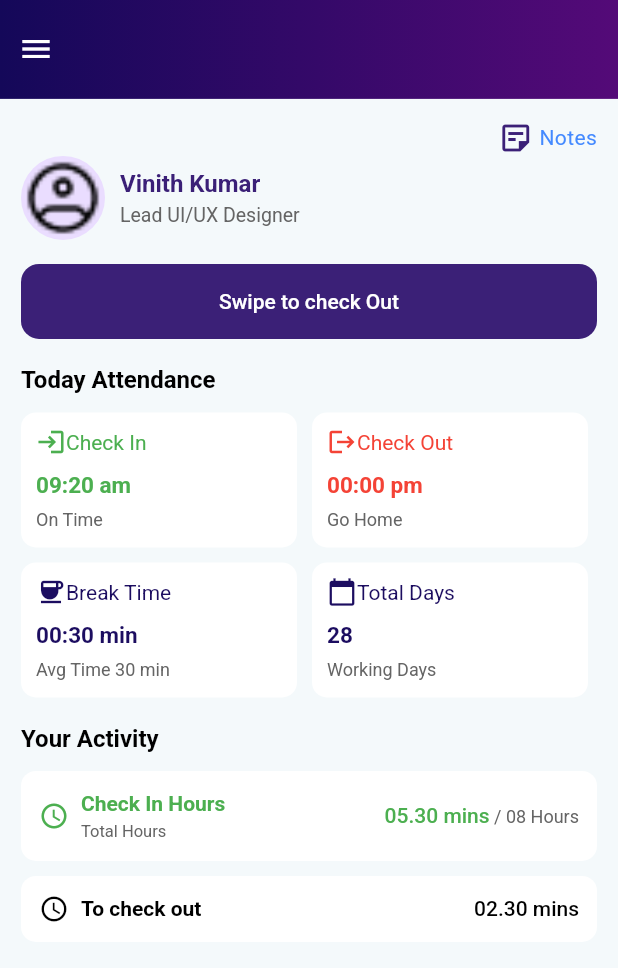
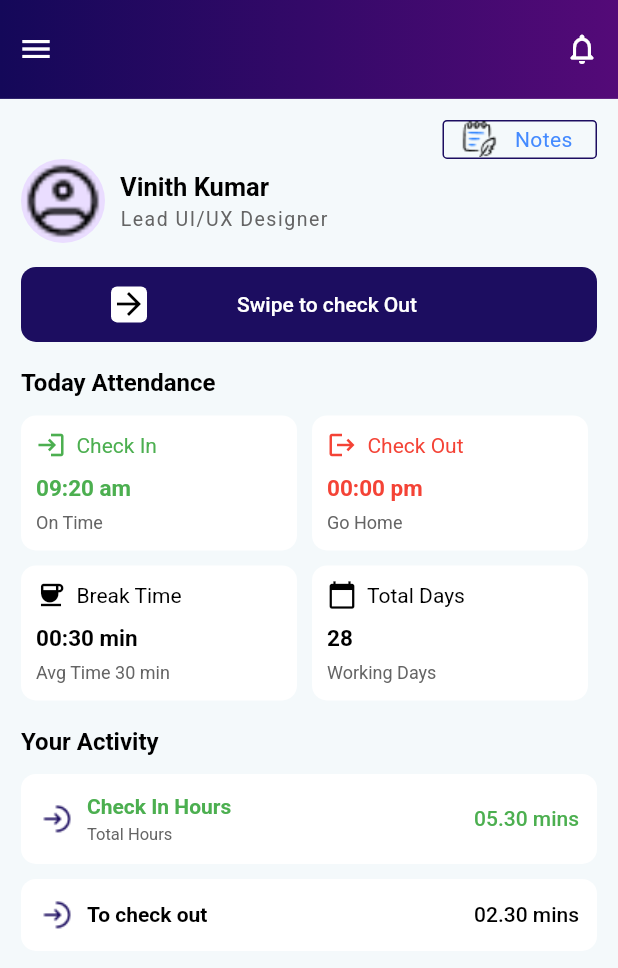
Before and after one commit to Krishnapriyak765/e_pact_app, a Flutter app: the HomeScreen screen opened directly, on a phone screen of 412 x 824 dp. Shown: the top 968 px of the screen. Run offline on Flutter 3.47's test engine with Material 3 defaults, Android fonts, the light colour scheme and no system bars; our stand-ins replace file_picker, get, google_fonts, percent_indicator; missing offline and left inert: syncfusion_flutter_pdfviewer.

Commit message:
aligment in homepage

```diff
--- a/lib/features/employee/announcements/presentation/view_announcement.dart
+++ b/lib/features/employee/announcements/presentation/view_announcement.dart
@@ -17,7 +17,7 @@ class AnnouncementsView extends StatelessWidget {
         automaticallyImplyLeading: true,
         centerTitle: true,
         elevation: 0,
-        leading: Icon(Icons.arrow_back_ios),
+        leading: Icon(Icons.arrow_back_ios, color: AppColors.white),
         title: CommonTextWidgets.textRoboto(
           text: "Announcements",
           size: 16,
@@ -36,7 +36,10 @@ class AnnouncementsView extends StatelessWidget {
         ),
         actions: [
           IconButton(
-            icon: const Icon(Icons.sync, color: Colors.white),
+            icon: const Icon(
+              Icons.notifications_none_rounded,
+              color: Colors.white,
+            ),
             onPressed: () => controller.fetchAnnouncements(),
           ),
         ],
--- a/lib/features/employee/attendance_leave/view/leave_view.dart
+++ b/lib/features/employee/attendance_leave/view/leave_view.dart
@@ -24,7 +24,15 @@ class LeaveView extends StatelessWidget {
   Widget build(BuildContext context) {
     return Scaffold(
       backgroundColor: AppColors.background,
-      appBar: CustomAppBar(),
+      appBar: CustomAppBar(
+        prefixIcon: Icons.menu,
+        onPrefixTap: () {
+          Scaffold.of(
+            context,
+          ).openDrawer(); // make sure this works inside a Builder or Scaffold
+        },
+        suffixIcon: Icons.notifications_none_rounded,
+      ),
       body: SafeArea(
         child: Padding(
           padding: const EdgeInsets.all(14.0),
--- a/lib/features/employee/home/view/home_screen.dart
+++ b/lib/features/employee/home/view/home_screen.dart
@@ -48,6 +48,7 @@ class _HomeScreenState extends State<HomeScreen> {
             context,
           ).openDrawer(); // make sure this works inside a Builder or Scaffold
         },
+        suffixIcon: Icons.notifications_none_rounded,
       ),
 
       body: SafeArea(
@@ -87,13 +88,22 @@ class _HomeScreenState extends State<HomeScreen> {
   Widget _buildHeader(AttendanceModel model) {
     return Column(
       children: [
-        Row(
-          mainAxisAlignment: MainAxisAlignment.end,
+        Align(
+          alignment: Alignment.bottomRight,
+          child: Container(
+            width: Get.width * 0.25,
+            decoration: BoxDecoration(
+              borderRadius: BorderRadius.circular(3),
+              border: Border.all(color: AppColors.loginbutton),
+            ),
+            child: Row(
+              mainAxisAlignment: MainAxisAlignment.spaceEvenly,
               children: [
-            Icon(Icons.sticky_note_2_outlined, color: AppColors.primary),
-            Text(' '),
-            Text('Notes', style: TextStyle(color: Colors.blueAccent)),
+                Image(image: AssetImage('assets/images/note.png')),
+                Text('Notes ', style: TextStyle(color: Colors.blueAccent)),
               ],
+            ),
+          ),
         ),
         Row(
           children: [
@@ -107,14 +117,15 @@ class _HomeScreenState extends State<HomeScreen> {
               children: [
                 CommonTextWidgets.textRoboto(
                   text: model.name,
-                  size: 16,
+                  size: 17,
                   fontWeight: FontWeight.bold,
-                  color: AppColors.primary,
+                  color: AppColors.black,
                 ),
                 CommonTextWidgets.textRoboto(
                   text: model.role,
                   size: 13,
                   color: AppColors.grey,
+                  letterSpacing: 1,
                 ),
               ],
             ),
@@ -129,15 +140,28 @@ class _HomeScreenState extends State<HomeScreen> {
       width: double.infinity,
       height: 50,
       decoration: BoxDecoration(
-        color: AppColors.primary,
-        borderRadius: BorderRadius.circular(12),
+        color: AppColors.loginbutton,
+        borderRadius: BorderRadius.circular(10),
       ),
       alignment: Alignment.center,
-      child: CommonTextWidgets.textRoboto(
+      child: Row(
+        mainAxisAlignment: MainAxisAlignment.spaceEvenly,
+        children: [
+          Container(
+            decoration: BoxDecoration(
+              color: AppColors.white,
+              borderRadius: BorderRadius.circular(4),
+            ),
+            child: Icon(Icons.arrow_forward, color: AppColors.black),
+          ),
+          CommonTextWidgets.textRoboto(
             text: "Swipe to check Out",
             size: 14,
             fontWeight: FontWeight.w500,
             color: Colors.white,
+          ),
+          SizedBox(),
+        ],
       ),
     );
   }
@@ -148,32 +172,32 @@ class _HomeScreenState extends State<HomeScreen> {
       runSpacing: 10,
       children: [
         _buildInfoCard(
-          "Check In",
+          "  Check In",
           model.checkInTime,
           "On Time",
           Icons.login,
           Colors.green,
         ),
         _buildInfoCard(
-          "Check Out",
+          "  Check Out",
           model.checkOutTime,
           "Go Home",
           Icons.logout,
           Colors.red,
         ),
         _buildInfoCard(
-          "Break Time",
+          "  Break Time",
           model.breakTime,
           "Avg Time 30 min",
           Icons.coffee,
-          AppColors.loginbutton,
+          AppColors.black,
         ),
         _buildInfoCard(
-          "Total Days",
+          "  Total Days",
           "${model.totalDays}",
           "Working Days",
           Icons.calendar_today,
-          AppColors.loginbutton,
+          AppColors.black,
         ),
       ],
     );
@@ -234,7 +258,7 @@ class _HomeScreenState extends State<HomeScreen> {
           "Check In Hours",
           model.checkInHours,
           "Total Hours",
-          "08 Hours",
+          "",
           Colors.green,
         ),
         const SizedBox(height: 10),
@@ -265,7 +289,7 @@ class _HomeScreenState extends State<HomeScreen> {
       ),
       child: Row(
         children: [
-          Icon(Icons.access_time, size: 20, color: color),
+          Image.asset('assets/icons/home_arrow_blue.png'),
           const SizedBox(width: 8),
           Expanded(
             child: Column(
@@ -277,6 +301,7 @@ class _HomeScreenState extends State<HomeScreen> {
                   color: color,
                   fontWeight: FontWeight.bold,
                 ),
+
                 if (subtitle.isNotEmpty)
                   CommonTextWidgets.textRoboto(
                     text: subtitle,
--- a/lib/utils/helper_widgets/appbar_custom_widget.dart
+++ b/lib/utils/helper_widgets/appbar_custom_widget.dart
@@ -23,7 +23,7 @@ class CustomAppBar extends StatelessWidget implements PreferredSizeWidget {
   @override
   Widget build(BuildContext context) {
     return Container(
-      height: preferredSize.height,
+      height: Get.height * 0.3,
       width: double.infinity,
       decoration: const BoxDecoration(
         gradient: LinearGradient(
```
Also changed, not shown: assets/icons/home_arrow_blue.png (added), assets/images/note.png (added). Lines whose indentation alone changed are shown as unchanged.
